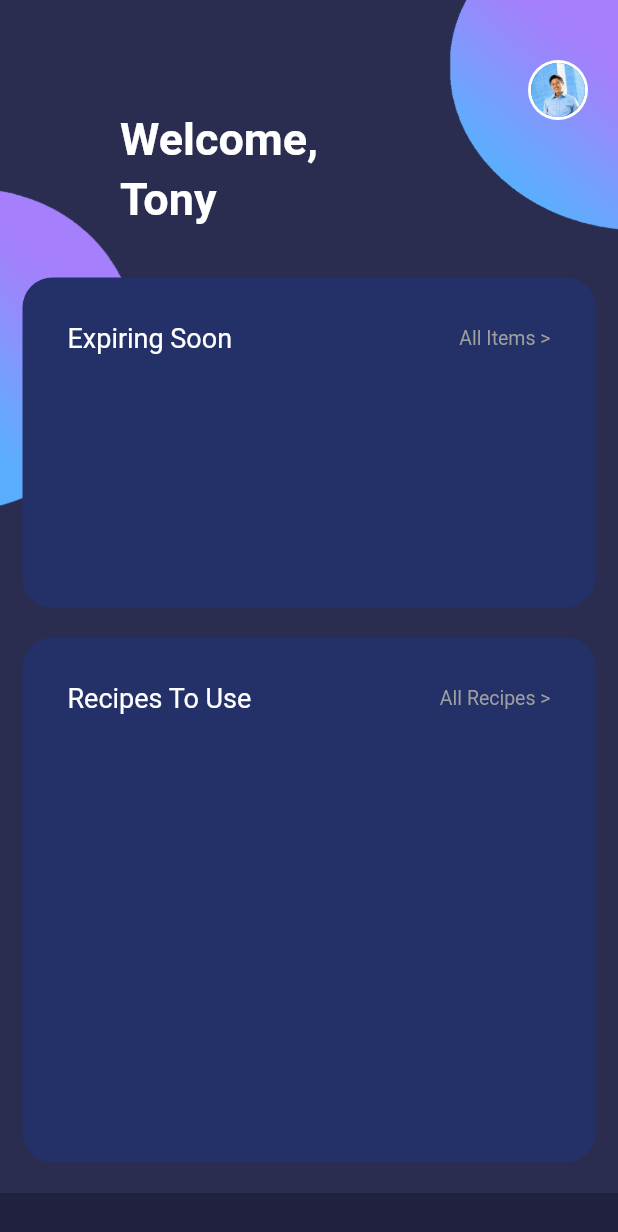
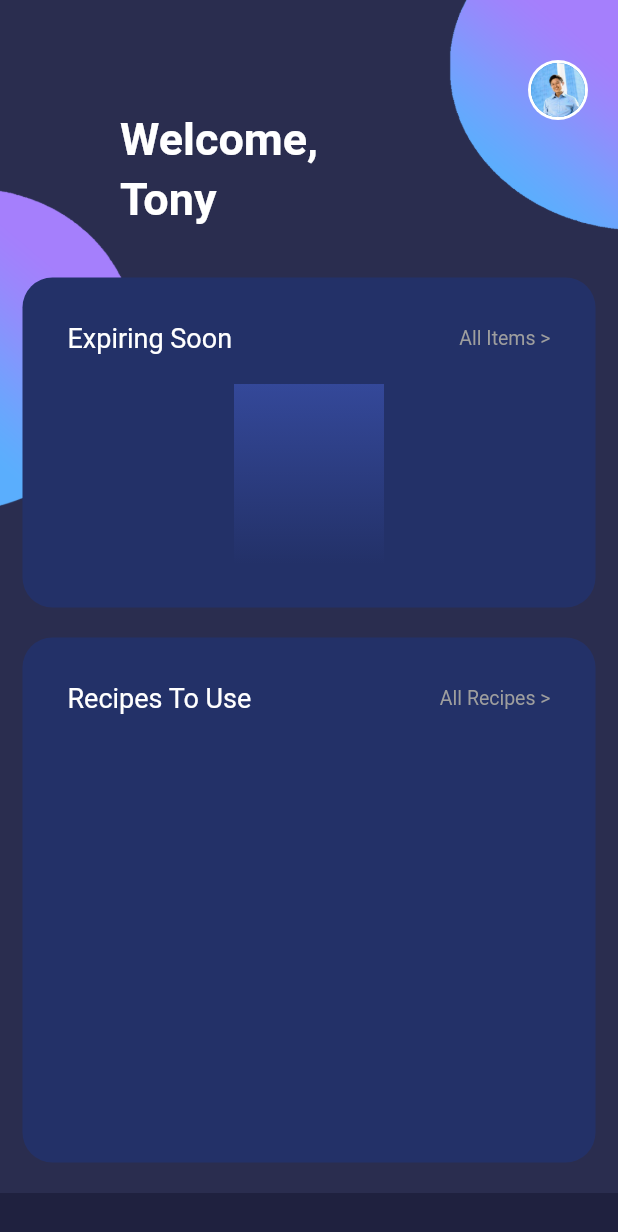
Before and after one commit to tonytyhuang/iFridgeV2, a Flutter app: the LoggedInWidgetTemp screen opened directly, on a phone screen of 412 x 824 dp. Shown: the top 1232 px of the screen. Run offline on Flutter 3.47's test engine with Material 2 defaults, Android fonts, the phone set to English and light mode, and no system bars; our stand-ins replace bloc, cloud_firestore, equatable, firebase_auth, firebase_core, flutter_bloc and 3 more; accounts and stored records are empty; statements that could not run were skipped.

Commit message:
change load

```diff
--- a/lib/UI/widgets/logged_in_temp.dart
+++ b/lib/UI/widgets/logged_in_temp.dart
@@ -10,6 +10,7 @@ class LoggedInWidgetTemp extends StatelessWidget {
       backgroundColor: Color(0xFF1f213f),
       body: SingleChildScrollView(
         child: Container(
+          // Background for the home page
           decoration: BoxDecoration(
             image: DecorationImage(
               alignment: Alignment.topCenter,
@@ -18,7 +19,9 @@ class LoggedInWidgetTemp extends StatelessWidget {
             ),
           ),
           child: Padding(
+            // Padding for the main page
             padding: EdgeInsets.only(left: 10, top: 30, right: 10),
+            // Column represents entire page as column
             child: Column(
               children: [
                 // Top row with welcome and picture of logged in user
@@ -75,6 +78,7 @@ class LoggedInWidgetTemp extends StatelessWidget {
                 SizedBox(
                   height: 20,
                 ),
+                // Expiring Soon Container
                 Padding(
                   padding: EdgeInsets.only(left: 5, right: 5, top: 15),
                   child: Container(
@@ -85,6 +89,7 @@ class LoggedInWidgetTemp extends StatelessWidget {
                       decoration: BoxDecoration(
                           color: Color(0xFF233168),
                           borderRadius: BorderRadius.circular(20)),
+                      // Column of data inside the container
                       child: Column(
                         children: [
                           Padding(
@@ -106,6 +111,22 @@ class LoggedInWidgetTemp extends StatelessWidget {
                               ],
                             ),
                           ),
+                          SizedBox(
+                            height: 20,
+                          ),
+                          Container(
+                            width: 100,
+                            height: 120,
+                            // color: Colors.transparent,
+                            decoration: BoxDecoration(
+                                gradient: LinearGradient(
+                                    begin: Alignment.topCenter,
+                                    end: Alignment.bottomCenter,
+                                    colors: [
+                                  Color(0xFF344899),
+                                  Color(0xFF233168)
+                                ])),
+                          ),
                         ],
                       ),
                     ),
@@ -114,6 +135,7 @@ class LoggedInWidgetTemp extends StatelessWidget {
                 SizedBox(
                   height: 20,
                 ),
+                // Recipes Container
                 Padding(
                   padding:
                       EdgeInsets.only(left: 5, right: 5, top: 0, bottom: 20),
--- a/lib/routes.dart
+++ b/lib/routes.dart
@@ -8,7 +8,7 @@ class RouteGenerator {
     final args = settings.arguments;
     switch (settings.name) {
       case '/':
-        return MaterialPageRoute(builder: (_) => Login());
+        return MaterialPageRoute(builder: (_) => NavBar());
       case '/test':
         return MaterialPageRoute(builder: (_) => FoodListPage());
     }
```
Also changed, not shown: lib/UI/screens/homescreen.dart (line endings or trailing spaces).
